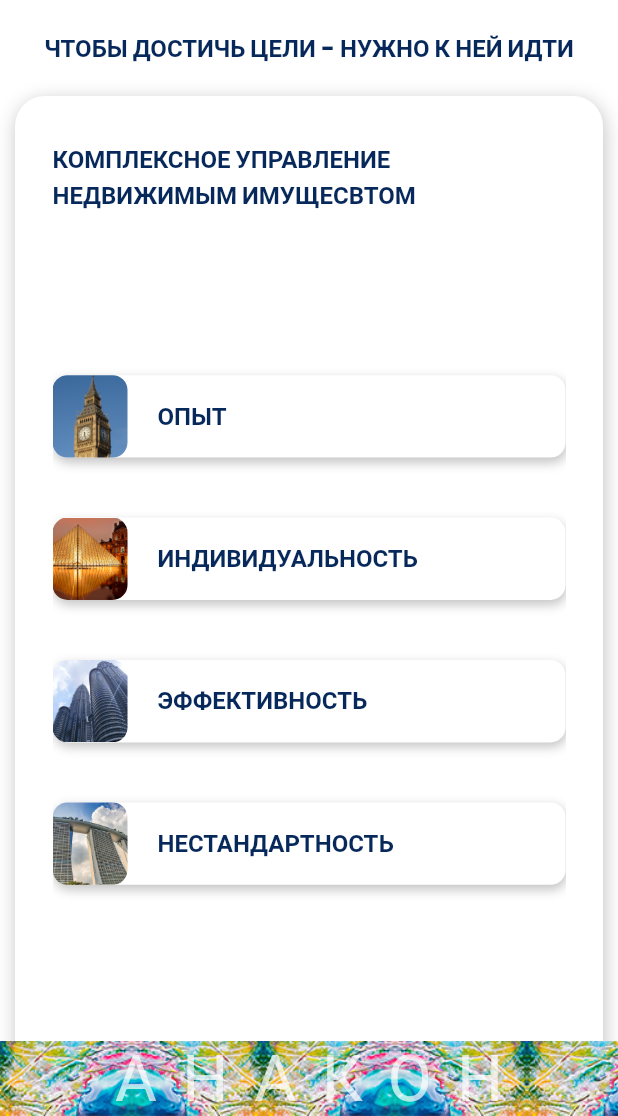
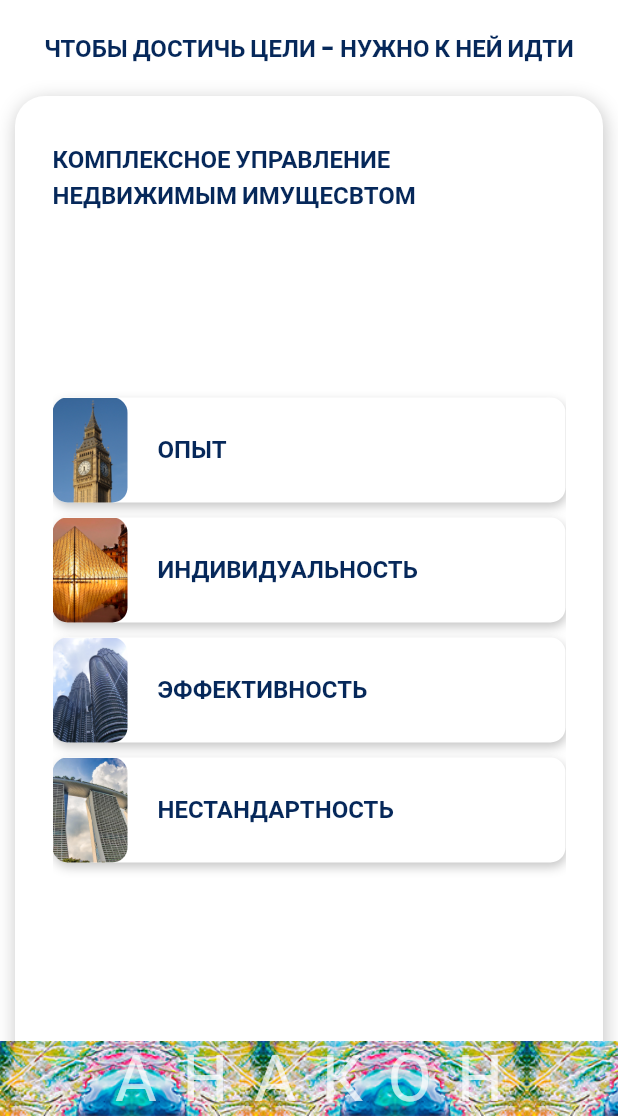
Before and after one commit to kelidon/anakonProject, a Flutter app: the screen it shows after launch, on a phone screen of 412 x 824 dp, the part 120-1236 px from its top. Run offline on Flutter 3.47's test engine with Material 2 defaults, Android fonts, the phone set to English and light mode, and no system bars; our stand-ins replace carousel_slider, flutter_bloc, video_player; missing offline and left inert: flutter_gifimage.

Commit message:
styles fix

```diff
--- a/lib/widgets/app_bar/app_bar_widget.dart
+++ b/lib/widgets/app_bar/app_bar_widget.dart
@@ -87,9 +87,9 @@ class _AppBarWidgetState extends State<AppBarWidget> {
                           crossAxisAlignment: CrossAxisAlignment.end,
                           children: [
                             Text(AppText.CONTACTS_NUMBER,
-                                style: state == Metrics.BIG? AppStyles.CONTACTS_APPBAR:AppStyles.CONTACTS_APPBAR_M),
+                                style: state != Metrics.SMALL? AppStyles.CONTACTS_APPBAR:AppStyles.CONTACTS_APPBAR_M),
                             Text(AppText.CONTACTS_GMAIL,
-                                style: state == Metrics.BIG? AppStyles.CONTACTS_APPBAR:AppStyles.CONTACTS_APPBAR_M)
+                                style: state != Metrics.SMALL? AppStyles.CONTACTS_APPBAR:AppStyles.CONTACTS_APPBAR_M)
                           ],
                         )),
                       ),
--- a/lib/widgets/hero_table.dart
+++ b/lib/widgets/hero_table.dart
@@ -94,9 +94,10 @@ class _HeroTableWidgetState extends State<HeroTableWidget> {
         bool isMouse = state != Metrics.SMALL;
         return isMouse?Row(
           crossAxisAlignment: CrossAxisAlignment.center,
-          mainAxisAlignment: MainAxisAlignment.spaceBetween,
+          mainAxisAlignment: MainAxisAlignment.spaceAround,
           children: [
             Column(
+              crossAxisAlignment: CrossAxisAlignment.center,
               mainAxisAlignment: MainAxisAlignment.start,
               children: [
                 Hero(
--- a/lib/widgets/hero_table_item.dart
+++ b/lib/widgets/hero_table_item.dart
@@ -77,8 +77,8 @@ class HeroTableItem extends StatelessWidget {
                 ),
               ],
             ):Container(
-              height: MediaQuery.of(context).size.height/15,
-              margin: EdgeInsets.symmetric(vertical: 20),
+              height: 70,
+              margin: EdgeInsets.symmetric(vertical: 5),
               decoration: BoxDecoration(
                 color: Colors.white,
                 borderRadius: BorderRadius.all(Radius.circular(10)),
```
